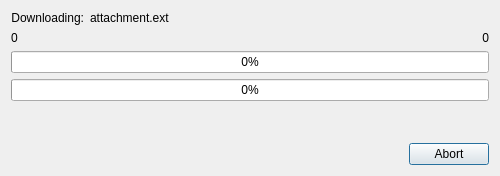
Before: the Qt Designer form qt/extensions/shell/ProgressDialog.ui in dmzgroup/forge, drawn with Qt 5.
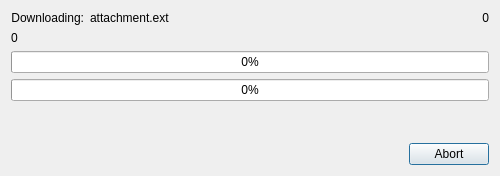
After: the same form once the commit is applied.

Diff of the .ui file:
```diff
--- a/qt/extensions/shell/ProgressDialog.ui
+++ b/qt/extensions/shell/ProgressDialog.ui
@@ -48,17 +48,6 @@
        </property>
       </widget>
      </item>
-    </layout>
-   </item>
-   <item>
-    <layout class="QHBoxLayout" name="horizontalLayout_3">
-     <item>
-      <widget class="QLabel" name="infoLabel">
-       <property name="text">
-        <string>0</string>
-       </property>
-      </widget>
-     </item>
      <item>
       <widget class="QLabel" name="countLabel">
        <property name="text">
@@ -71,6 +60,13 @@
      </item>
     </layout>
    </item>
+   <item>
+    <widget class="QLabel" name="infoLabel">
+     <property name="text">
+      <string>0</string>
+     </property>
+    </widget>
+   </item>
    <item>
     <widget class="QProgressBar" name="currentProgressBar">
      <property name="value">
```
